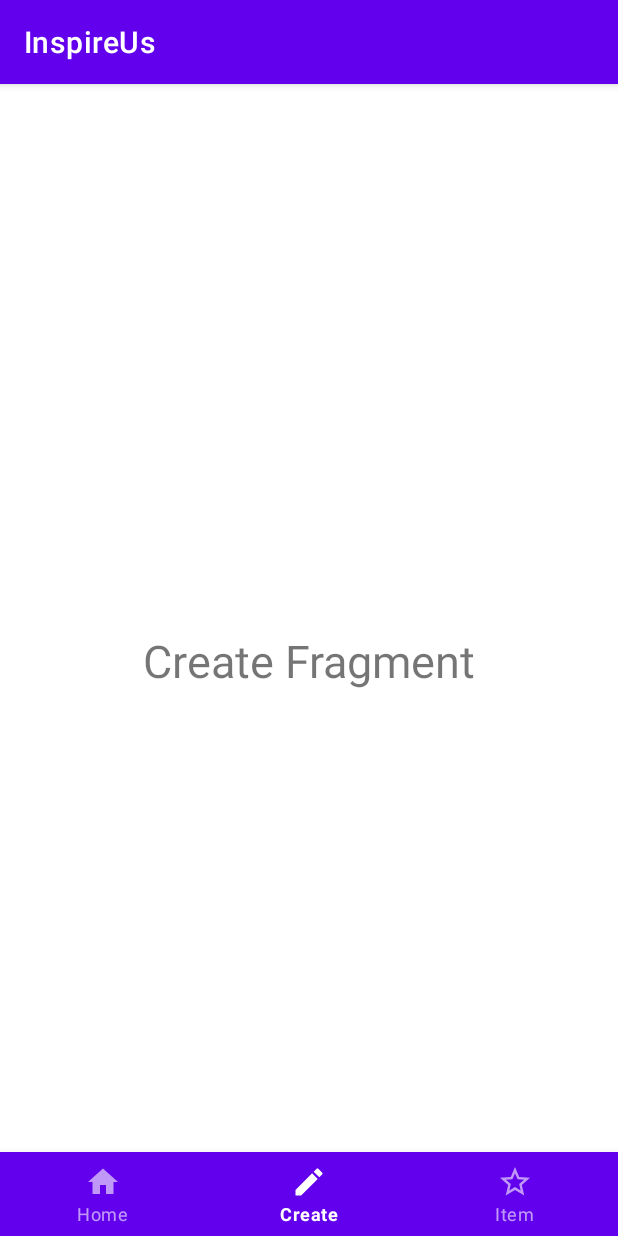
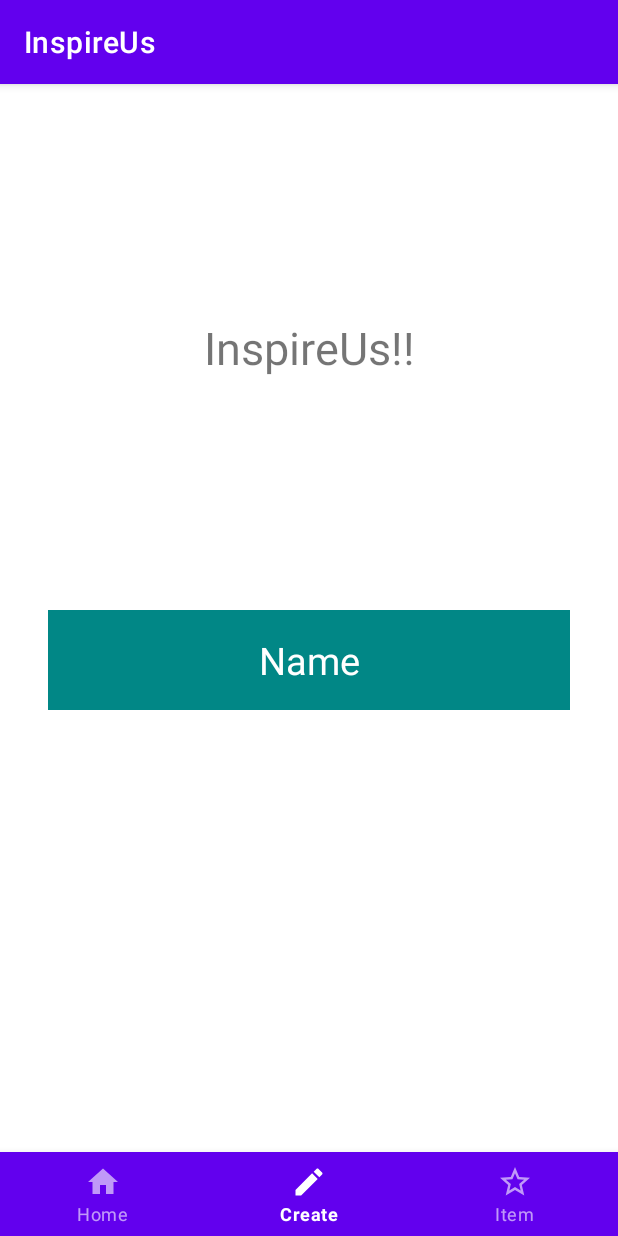
Before and after one commit to juanpalegre/InspireUs, an Android app: the CreateFragment screen opened through its navigation route, on a phone screen of 412 x 824 dp. Run offline under Robolectric (Android 15) with nearby library versions, the phone set to English and light mode, and no system bars; our stand-ins replace Firebase (no records; nobody signed in at launch, a user with empty details on screens opened directly), navigation-ui.

Commit message:
Main Fragment ready!

```diff
--- a/app/src/main/java/com/example/inspireus/data/remote/QuoteDataSource.kt
+++ b/app/src/main/java/com/example/inspireus/data/remote/QuoteDataSource.kt
@@ -1,4 +1,33 @@
 package com.example.inspireus.data.remote
 
+import com.example.inspireus.data.model.Quote
+import com.example.inspireus.utils.Resource
+import com.google.firebase.firestore.FirebaseFirestore
+import kotlinx.coroutines.tasks.await
+
 class QuoteDataSource {
+
+    suspend fun getQuotes():List<Quote>{
+        val quoteList = mutableListOf<Quote>()
+        val querySnapshot = FirebaseFirestore.getInstance().collection("quotes").get().await()
+        for (quote in querySnapshot.documents){
+            quote.toObject(Quote::class.java)?.let { quote: Quote ->
+                quoteList.add(quote)
+            }
+        }
+        return quoteList
+    }
+
+    suspend fun getMainQuote(): Quote{
+        val mainList = mutableListOf<Quote>()
+        val db = FirebaseFirestore.getInstance().collection("quotes").get().await()
+        for(quote in db.documents){
+            quote.toObject(Quote::class.java)?.let {
+                mainList.add(it)
+            }
+        }
+        val randomNumber = (mainList.indices).random()
+        return mainList[randomNumber]
+    }
+
 }
--- a/app/src/main/java/com/example/inspireus/domain/QuotesRepository.kt
+++ b/app/src/main/java/com/example/inspireus/domain/QuotesRepository.kt
@@ -1,4 +1,11 @@
 package com.example.inspireus.domain
 
+import com.example.inspireus.data.model.Quote
+import com.example.inspireus.utils.Resource
+
 interface QuotesRepository {
+
+    suspend fun getQuotes(): List<Quote>
+
+    suspend fun getMainQuote(): Quote
 }
--- a/app/src/main/java/com/example/inspireus/domain/QuotesRepositoryImplement.kt
+++ b/app/src/main/java/com/example/inspireus/domain/QuotesRepositoryImplement.kt
@@ -1,4 +1,12 @@
 package com.example.inspireus.domain
 
-class QuotesRepositoryImplement {
+import com.example.inspireus.data.model.Quote
+import com.example.inspireus.data.remote.QuoteDataSource
+import com.example.inspireus.utils.Resource
+
+class QuotesRepositoryImplement(private val dataSource: QuoteDataSource): QuotesRepository {
+
+    override suspend fun getQuotes(): List<Quote> = dataSource.getQuotes()
+
+    override suspend fun getMainQuote(): Quote = dataSource.getMainQuote()
 }
--- a/app/src/main/java/com/example/inspireus/presentation/MainViewModel.kt
+++ b/app/src/main/java/com/example/inspireus/presentation/MainViewModel.kt
@@ -1,4 +1,33 @@
 package com.example.inspireus.presentation
 
-class MainViewModel {
+import androidx.lifecycle.MutableLiveData
+import androidx.lifecycle.ViewModel
+import androidx.lifecycle.ViewModelProvider
+import androidx.lifecycle.liveData
+import com.example.inspireus.data.model.Quote
+import com.example.inspireus.domain.QuotesRepository
+import com.example.inspireus.utils.Resource
+import kotlinx.coroutines.Dispatchers
+
+class MainViewModel(private val repo: QuotesRepository): ViewModel() {
+
+    val quoteModel = MutableLiveData<Quote>()
+
+    fun getMainQuote() = liveData(Dispatchers.IO){
+        emit(Resource.Loading())
+        try {
+            emit(Resource.Success(repo.getMainQuote()))
+        }catch (e: Exception){
+            emit(Resource.Failure(e))
+        }
+    }
+
+
+
 }
+
+class MainViewModelFactory(private val repo: QuotesRepository): ViewModelProvider.Factory {
+    override fun <T : ViewModel> create(modelClass: Class<T>): T {
+        return MainViewModel(repo) as T
+    }
+}
--- a/app/src/main/java/com/example/inspireus/ui/fragments/MainFragment.kt
+++ b/app/src/main/java/com/example/inspireus/ui/fragments/MainFragment.kt
@@ -3,17 +3,52 @@ package com.example.inspireus.ui.fragments
 import android.os.Bundle
 import androidx.fragment.app.Fragment
 import android.view.View
+import android.widget.Toast
+import androidx.fragment.app.viewModels
+import androidx.lifecycle.Observer
 import com.example.inspireus.R
+import com.example.inspireus.data.remote.QuoteDataSource
 import com.example.inspireus.databinding.FragmentMainBinding
+import com.example.inspireus.domain.QuotesRepositoryImplement
+import com.example.inspireus.presentation.MainViewModel
+import com.example.inspireus.presentation.MainViewModelFactory
+import com.example.inspireus.utils.Resource
 
 
 class MainFragment : Fragment(R.layout.fragment_main) {
 
     private lateinit var binding: FragmentMainBinding
+    private val viewModel by viewModels<MainViewModel> { MainViewModelFactory(QuotesRepositoryImplement(
+        QuoteDataSource()
+    )) }
 
     override fun onViewCreated(view: View, savedInstanceState: Bundle?) {
         super.onViewCreated(view, savedInstanceState)
         binding = FragmentMainBinding.bind(view)
+        setMainText()
+        binding.textQuote.setOnClickListener {
+            setMainText()
+        }
+    }
+
+    private fun setMainText() {
+        viewModel.getMainQuote().observe(viewLifecycleOwner, Observer {result->
+            when(result){
+                is Resource.Loading -> {
+                    binding.progressBar.visibility = View.VISIBLE
+                    binding.textQuote.visibility = View.GONE
+                }
+                is Resource.Success -> {
+                    binding.progressBar.visibility = View.GONE
+                    binding.textQuote.visibility = View.VISIBLE
+                    binding.textQuote.text = result.data.quote.toString()
+                }
+                is Resource.Failure -> {
+                    binding.progressBar.visibility = View.GONE
+                    Toast.makeText(requireContext(), "Sory, plis check your internet connection", Toast.LENGTH_SHORT).show()
+                }
+            }
+        })
     }
 
 }
--- a/app/src/main/res/layout/fragment_create.xml
+++ b/app/src/main/res/layout/fragment_create.xml
@@ -7,13 +7,32 @@
     tools:context=".ui.fragments.CreateFragment">
 
     <TextView
-        android:id="@+id/textView"
+        android:id="@+id/txt_title"
         android:layout_width="wrap_content"
         android:layout_height="wrap_content"
-        android:text="Create Fragment"
+        android:text="InspireUs!!"
         android:textSize="30sp"
+        app:layout_constraintBottom_toTopOf="@+id/editTextTextPersonName"
+        app:layout_constraintEnd_toEndOf="parent"
+        app:layout_constraintStart_toStartOf="parent"
+        app:layout_constraintTop_toTopOf="parent" />
+
+    <EditText
+        android:id="@+id/editTextTextPersonName"
+        android:layout_width="match_parent"
+        android:layout_height="wrap_content"
+        android:inputType="textPersonName"
+        android:padding="16dp"
+        android:layout_margin="32dp"
+        android:text="Name"
+        android:background="@color/teal_700"
+        android:textSize="25sp"
+        android:textColor="@color/white"
+        android:textAlignment="center"
+        android:lines="3"
         app:layout_constraintBottom_toBottomOf="parent"
         app:layout_constraintEnd_toEndOf="parent"
         app:layout_constraintStart_toStartOf="parent"
         app:layout_constraintTop_toTopOf="parent" />
+
 </androidx.constraintlayout.widget.ConstraintLayout>
```
Also changed, not shown: app/src/main/res/layout/fragment_main.xml (+24 -2 lines).
